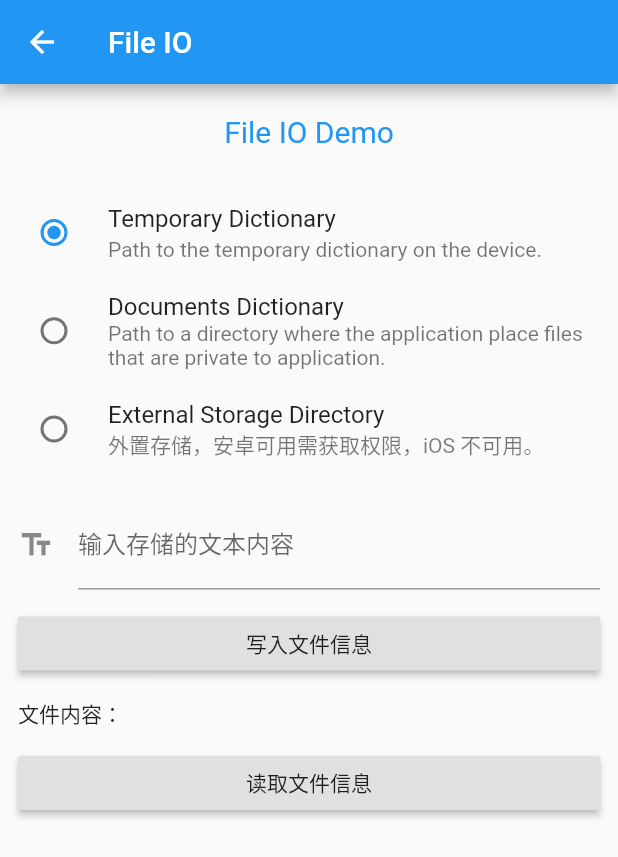
After one commit to zesicus/learn-flutter, a Flutter app: the StorageFilesPage screen opened directly, on a phone screen of 412 x 824 dp. The commit adds this screen. Shown: the top 857 px of the screen. Run offline on Flutter 3.47's test engine with Material 2 defaults, Android fonts, the phone set to English and light mode, and no system bars; our stand-ins replace date_format, permission_handler, rxdart.

Commit message:
File IO not finished.

```diff
--- a/source/lib/entrance/routes.dart
+++ b/source/lib/entrance/routes.dart
@@ -1,4 +1,5 @@
 import 'package:flutter/material.dart';
+import 'package:learn_flutter/storage/files/pages/storage_files_page.dart';
 import 'package:learn_flutter/stream/bloc/base_mode/pages/bloc_base_top_page.dart';
 import 'package:learn_flutter/stream/bloc/scoped_mode/pages/bloc_scoped_top_page.dart';
 import 'package:learn_flutter/stream/provider/pages/provider_page.dart';
@@ -92,6 +93,8 @@ final routes = {
   '/more_bloc_scoped': (context) => BLoCScopedTopPage(),
   '/more_bloc_based': (context) => BloCBaseTopPage(),
   '/more_provider': (context) => ProviderPage(),
+  // 数据持久化
+  '/more_file_io': (context) => StorageFilesPage(),
 };
 
 final RouteFactory onGenerateRoute = (RouteSettings settings) {
--- a/source/lib/entrance/vms/tab_vm.dart
+++ b/source/lib/entrance/vms/tab_vm.dart
@@ -68,6 +68,11 @@ class TabVM {
       TabWidgetsListModel(Icon(Icons.flash_on), Text("BLoC (Scoped / RxDart)")),
       TabWidgetsListModel(Icon(Icons.flash_on), Text("BLoC (Based)")),
       TabWidgetsListModel(Icon(Icons.flash_on), Text("Provider")),
+    ]),
+    TabListModel("数据持久化", false, [
+      TabWidgetsListModel(Icon(Icons.storage), Text("文件读写")),
+      TabWidgetsListModel(Icon(Icons.storage), Text("Shared Preferences")),
+      TabWidgetsListModel(Icon(Icons.storage), Text("数据库")),
     ]),
   ];
 
@@ -328,6 +333,9 @@ class TabVM {
       case "Provider":
         Navigator.pushNamed(context, "/more_provider");
         break;
+      case "文件读写":
+        Navigator.pushNamed(context, "/more_file_io");
+        break;
       default:
         print("Others");
         break;
--- /dev/null
+++ b/source/lib/storage/files/pages/storage_files_page.dart
@@ -0,0 +1,78 @@
+import 'package:flutter/material.dart';
+import '../vms/storage_files_vm.dart';
+
+class StorageFilesPage extends StatefulWidget {
+  @override
+  _StorageFilesPageState createState() => _StorageFilesPageState();
+}
+
+class _StorageFilesPageState extends State<StorageFilesPage> {
+  final vm = StorageFilesVM();
+
+  RadioListTile getRadioListTile(int index) {
+    return RadioListTile(
+      value: vm.radioTitles[index],
+      title: Text(vm.radioTitles[index]),
+      subtitle: Text(vm.radioDescs[index]),
+      groupValue: vm.currentValue,
+      onChanged: (value) {
+        setState(() {
+          vm.currentValue = value;
+        });
+      },
+    );
+  }
+
+  @override
+  void dispose() {
+    vm.dispose();
+    super.dispose();
+  }
+
+  @override
+  Widget build(BuildContext context) {
+    return Scaffold(
+      appBar: AppBar(title: Text('File IO')),
+      body: ListView(
+        children: <Widget>[
+          Padding(
+            padding: EdgeInsets.all(20.0),
+            child: Text('File IO Demo',
+                textAlign: TextAlign.center,
+                style: TextStyle(
+                    fontSize: 20.0, color: Theme.of(context).primaryColor)),
+          ),
+          getRadioListTile(0),
+          getRadioListTile(1),
+          getRadioListTile(2),
+          Padding(
+            padding: EdgeInsets.all(12.0),
+            child: TextField(
+              controller: vm.editingController,
+              decoration: InputDecoration(
+                  icon: Icon(Icons.text_fields), labelText: '输入存储的文本内容'),
+            ),
+          ),
+          Padding(
+            padding: EdgeInsets.symmetric(horizontal: 12.0),
+            child: RaisedButton(
+              onPressed: () {},
+              child: Text('写入文件信息'),
+            ),
+          ),
+          Padding(
+            padding: EdgeInsets.all(12.0),
+            child: Text('文件内容：${vm.fileContent}'),
+          ),
+          Padding(
+            padding: EdgeInsets.symmetric(horizontal: 12.0),
+            child: RaisedButton(
+              onPressed: () {},
+              child: Text('读取文件信息'),
+            ),
+          ),
+        ],
+      ),
+    );
+  }
+}
--- /dev/null
+++ b/source/lib/storage/files/vms/storage_files_vm.dart
@@ -0,0 +1,41 @@
+import 'package:flutter/material.dart';
+import 'package:permission_handler/permission_handler.dart';
+
+class StorageFilesVM {
+  // 注：此处的低效只是手痒想用下 map 而已
+  final _radioText = {
+    'Temporary Dictionary': 'Path to the temporary dictionary on the device.',
+    'Documents Dictionary': 'Path to a directory where the application place files that are private to application.',
+    'External Storage Directory': '外置存储，安卓可用需获取权限，iOS 不可用。',
+  };
+  List get radioTitles => _radioText.keys.map((value) => value).toList();
+  List get radioDescs => _radioText.values.map((value) => value).toList();
+  // 当前存储方式选项
+  var currentValue = 'Temporary Dictionary';
+
+  TextEditingController editingController = TextEditingController();
+  // 读取内容
+  String fileContent = "";
+
+  dispose() {
+    editingController.dispose();
+  }
+
+  // 写入文件信息
+  writeTextIntoFile() async {
+    if (currentValue == radioTitles[2]) {
+      // 调用安卓外部存储需要权限
+      if (await Permission.storage.request().isGranted) {
+        // 已授权
+
+      } else {
+
+      }
+    }
+  }
+
+  // 文本写入文件
+
+  // 读取文件信息
+
+}
--- a/source/pubspec.yaml
+++ b/source/pubspec.yaml
@@ -30,6 +30,7 @@ dependencies:
   tuple: ^1.0.3
   rxdart: ^0.23.1
   provider: ^4.0.4
+  permission_handler: ^5.0.0+hotfix.2
 
 dev_dependencies:
   flutter_test:
```
Also changed, not shown: source/pubspec.lock, 4 other files.
